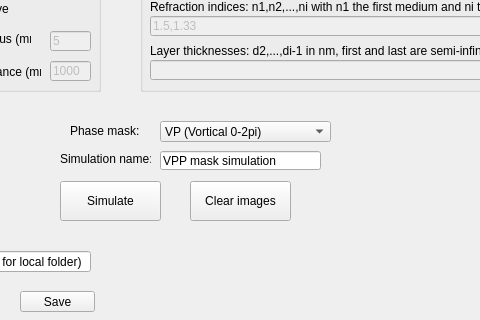
Old version of the form auxiliary/front_end.ui in the repository fcaprile/PyFocus; both pictures show x 180 to 660 and y 249 to 569 of the 754 by 651 pixel window.
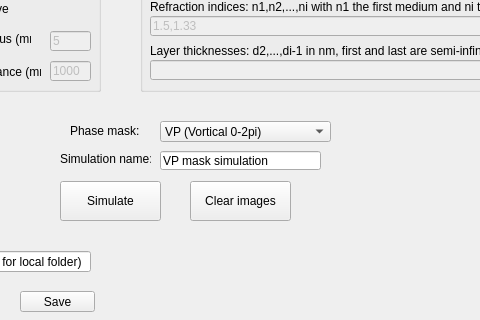
New version of the form.

What changed in the file:
```diff
--- a/auxiliary/front_end.ui
+++ b/auxiliary/front_end.ui
@@ -321,7 +321,7 @@
      </rect>
     </property>
     <property name="text">
-     <string>VPP mask simulation</string>
+     <string>VP mask simulation</string>
     </property>
    </widget>
    <widget class="QPushButton" name="pushButton_4">
```
